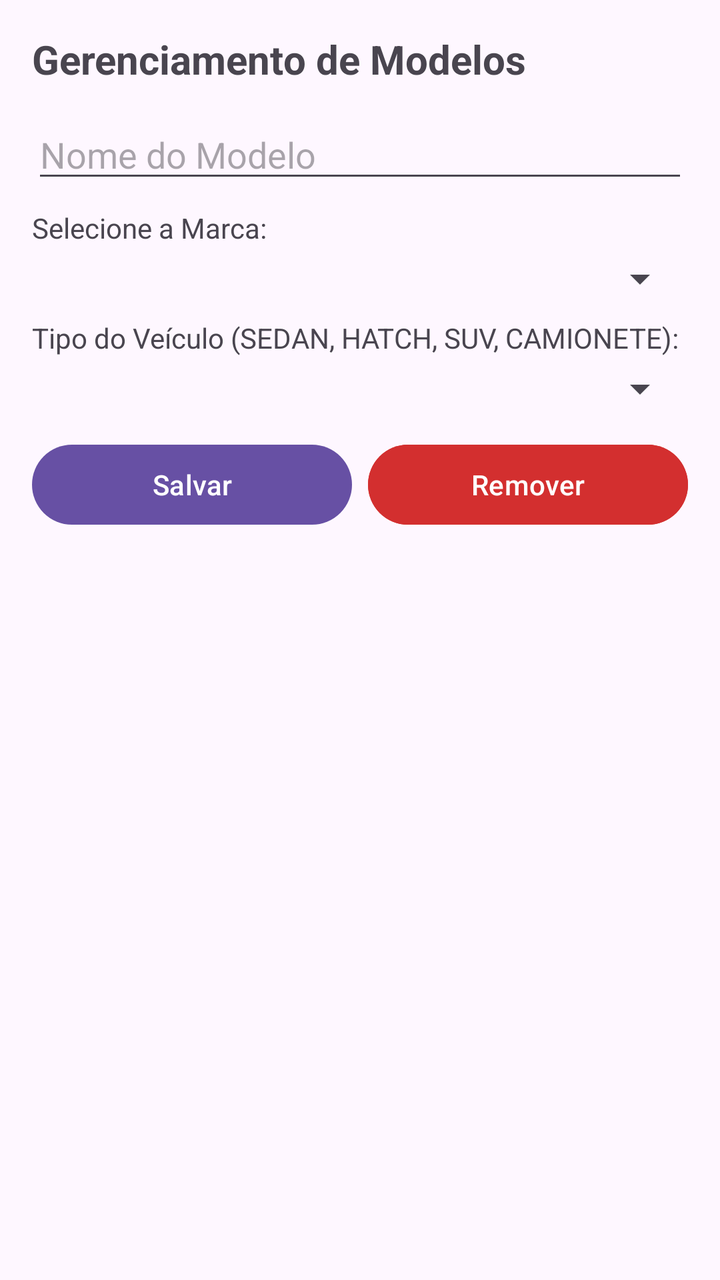
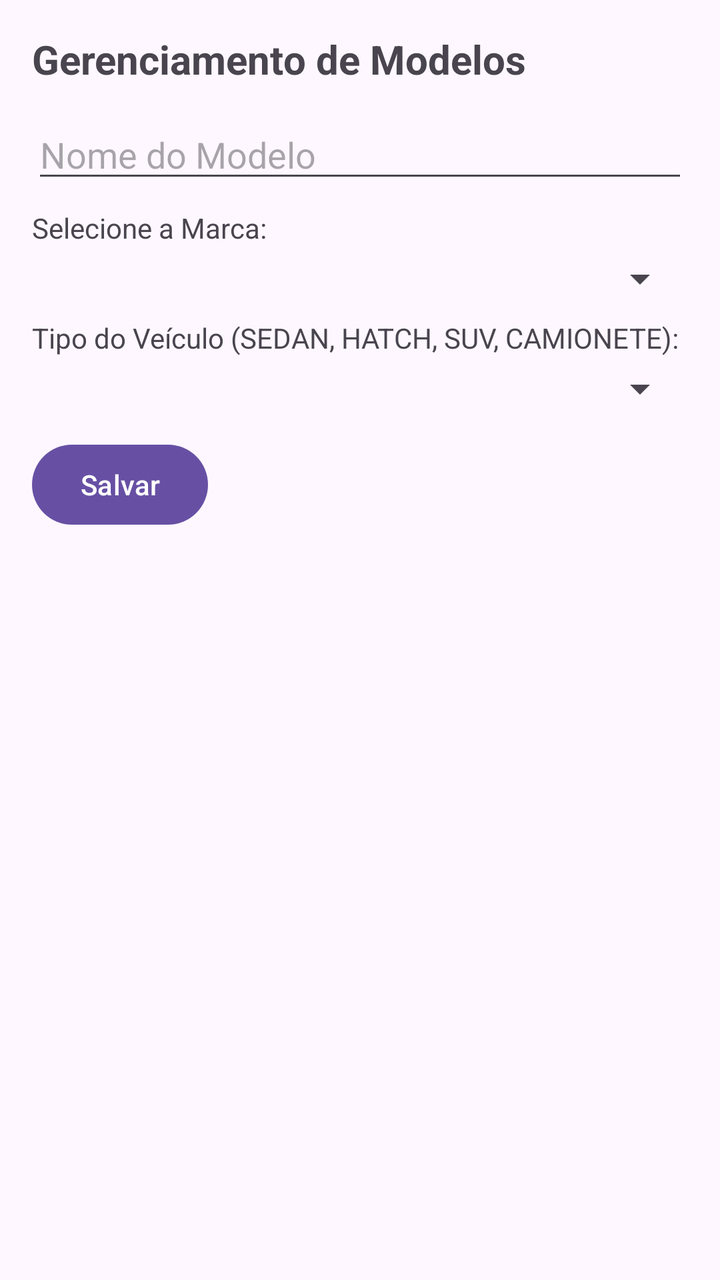

Two renders of the same Android screen: before a commit and after it. Below are the layout's source before the change and the commit's diff.
<!-- AndroidManifest.xml: application theme Theme.Atividade2 -->
<!-- res/layout/activity_modelos.xml -->
<?xml version="1.0" encoding="utf-8"?>
<LinearLayout xmlns:android="http://schemas.android.com/apk/res/android"
    android:id="@+id/main"
    android:layout_width="match_parent"
    android:layout_height="match_parent"
    android:orientation="vertical"
    android:padding="16dp">

    <TextView
        android:layout_width="match_parent"
        android:layout_height="wrap_content"
        android:text="Gerenciamento de Modelos"
        android:textSize="20sp"
        android:textStyle="bold"
        android:layout_marginBottom="12dp"/>

    <EditText
        android:id="@+id/edNomeModelo"
        android:layout_width="match_parent"
        android:layout_height="wrap_content"
        android:hint="Nome do Modelo"
        android:inputType="text"
        android:layout_marginBottom="8dp"/>

    <TextView
        android:layout_width="match_parent"
        android:layout_height="wrap_content"
        android:text="Selecione a Marca:"
        android:textSize="14sp"
        android:layout_marginBottom="4dp"/>

    <Spinner
        android:id="@+id/spinnerMarca"
        android:layout_width="match_parent"
        android:layout_height="wrap_content"
        android:layout_marginBottom="8dp"/>

    <TextView
        android:layout_width="match_parent"
        android:layout_height="wrap_content"
        android:text="Tipo do Veículo (SEDAN, HATCH, SUV, CAMIONETE):"
        android:textSize="14sp"
        android:layout_marginBottom="4dp"/>

    <Spinner
        android:id="@+id/spinnerTipo"
        android:layout_width="match_parent"
        android:layout_height="wrap_content"
        android:layout_marginBottom="12dp" />

    <LinearLayout
        android:layout_width="match_parent"
        android:layout_height="wrap_content"
        android:orientation="horizontal"
        android:layout_marginBottom="16dp">

        <Button
            android:id="@+id/btSalvarModelo"
            android:layout_width="0dp"
            android:layout_height="wrap_content"
            android:layout_weight="1"
            android:text="Salvar"
            android:layout_marginEnd="8dp"/>

        <Button
            android:id="@+id/btRemoverModelo"
            android:layout_width="0dp"
            android:layout_height="wrap_content"
            android:layout_weight="1"
            android:text="Remover"
            android:backgroundTint="#D32F2F"/>
    </LinearLayout>

    <ListView
        android:id="@+id/lista_modelos"
        android:layout_width="match_parent"
        android:layout_height="match_parent"/>

</LinearLayout>
<!-- resources referenced by this layout -->
<resources>
  <style name="Theme.Atividade2" parent="Base.Theme.Atividade2" />
  <style name="Base.Theme.Atividade2" parent="Theme.Material3.DayNight.NoActionBar">
          
          
      </style>
</resources>

<!-- the commit's change to res/layout/activity_modelos.xml (unified diff, before → after) -->
@@ -48,28 +48,12 @@
         android:layout_height="wrap_content"
         android:layout_marginBottom="12dp" />
 
-    <LinearLayout
-        android:layout_width="match_parent"
+    <Button
+        android:id="@+id/btSalvarModelo"
+        android:layout_width="wrap_content"
         android:layout_height="wrap_content"
-        android:orientation="horizontal"
-        android:layout_marginBottom="16dp">
-
-        <Button
-            android:id="@+id/btSalvarModelo"
-            android:layout_width="0dp"
-            android:layout_height="wrap_content"
-            android:layout_weight="1"
-            android:text="Salvar"
-            android:layout_marginEnd="8dp"/>
-
-        <Button
-            android:id="@+id/btRemoverModelo"
-            android:layout_width="0dp"
-            android:layout_height="wrap_content"
-            android:layout_weight="1"
-            android:text="Remover"
-            android:backgroundTint="#D32F2F"/>
-    </LinearLayout>
+        android:text="Salvar"
+        android:layout_marginEnd="8dp"/>
 
     <ListView
         android:id="@+id/lista_modelos"
